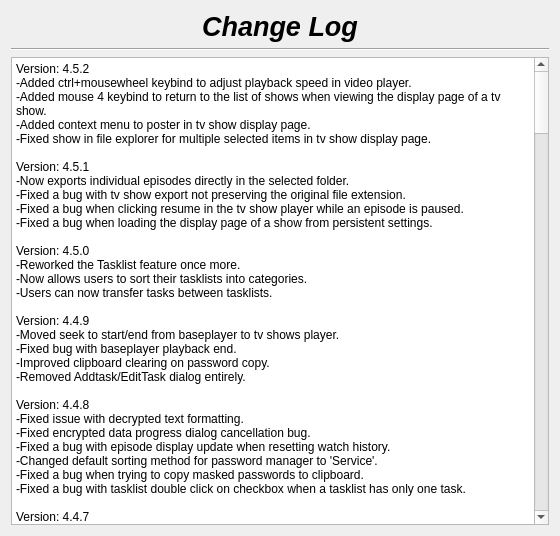
Qt form changelog.ui (therealMaPMaKeR/MMDiary) before a commit.
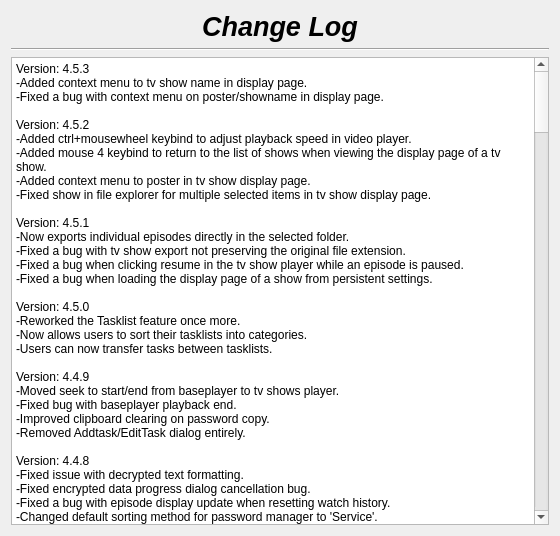
The same form after that commit.

Commit message: added context menu to showname in display page

```diff
--- a/changelog.ui
+++ b/changelog.ui
@@ -55,7 +55,7 @@
 li.unchecked::marker { content: &quot;\2610&quot;; }
 li.checked::marker { content: &quot;\2612&quot;; }
 &lt;/style&gt;&lt;/head&gt;&lt;body style=&quot; font-family:'Segoe UI'; font-size:9pt; font-weight:400; font-style:normal;&quot;&gt;
-&lt;p style=&quot; margin-top:0px; margin-bottom:0px; margin-left:0px; margin-right:0px; -qt-block-indent:0; text-indent:0px;&quot;&gt;Version: 4.5.2&lt;br /&gt;-Added ctrl+mousewheel keybind to adjust playback speed in video player.&lt;br /&gt;-Added mouse 4 keybind to return to the list of shows when viewing the display page of a tv show.&lt;/p&gt;
+&lt;p style=&quot; margin-top:0px; margin-bottom:0px; margin-left:0px; margin-right:0px; -qt-block-indent:0; text-indent:0px;&quot;&gt;Version: 4.5.3&lt;br /&gt;-Added context menu to tv show name in display page.&lt;br /&gt;-Fixed a bug with context menu on poster/showname in display page.&lt;br /&gt;&lt;br /&gt;Version: 4.5.2&lt;br /&gt;-Added ctrl+mousewheel keybind to adjust playback speed in video player.&lt;br /&gt;-Added mouse 4 keybind to return to the list of shows when viewing the display page of a tv show.&lt;/p&gt;
 &lt;p style=&quot; margin-top:0px; margin-bottom:0px; margin-left:0px; margin-right:0px; -qt-block-indent:0; text-indent:0px;&quot;&gt;-Added context menu to poster in tv show display page.&lt;br /&gt;-Fixed show in file explorer for multiple selected items in tv show display page.&lt;br /&gt;&lt;br /&gt;Version: 4.5.1&lt;br /&gt;-Now exports individual episodes directly in the selected folder.&lt;br /&gt;-Fixed a bug with tv show export not preserving the original file extension.&lt;/p&gt;
 &lt;p style=&quot; margin-top:0px; margin-bottom:0px; margin-left:0px; margin-right:0px; -qt-block-indent:0; text-indent:0px;&quot;&gt;-Fixed a bug when clicking resume in the tv show player while an episode is paused.&lt;br /&gt;-Fixed a bug when loading the display page of a show from persistent settings.&lt;br /&gt;&lt;br /&gt;Version: 4.5.0&lt;br /&gt;-Reworked the Tasklist feature once more.&lt;br /&gt;-Now allows users to sort their tasklists into categories.&lt;/p&gt;
 &lt;p style=&quot; margin-top:0px; margin-bottom:0px; margin-left:0px; margin-right:0px; -qt-block-indent:0; text-indent:0px;&quot;&gt;-Users can now transfer tasks between tasklists.&lt;br /&gt;&lt;br /&gt;Version: 4.4.9&lt;br /&gt;-Moved seek to start/end from baseplayer to tv shows player.&lt;/p&gt;
```
The commit also changes 1 other file.
